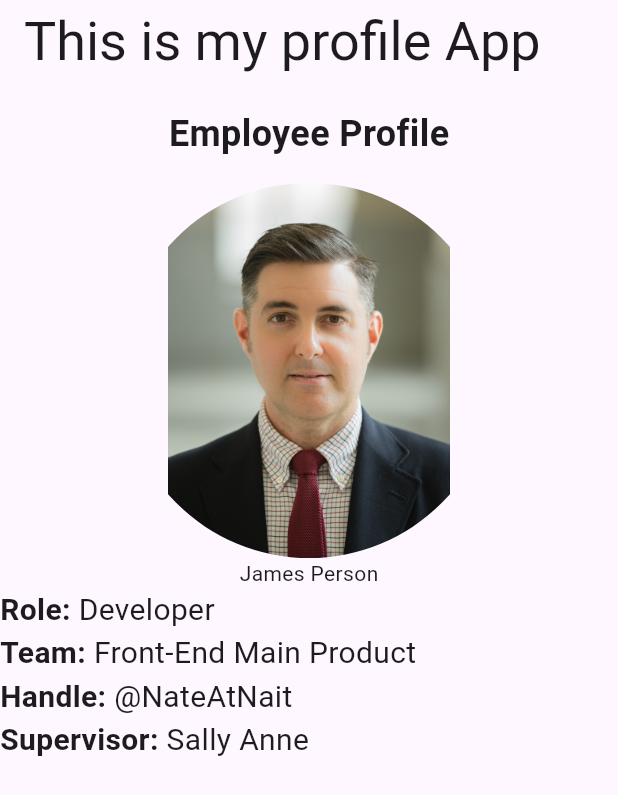
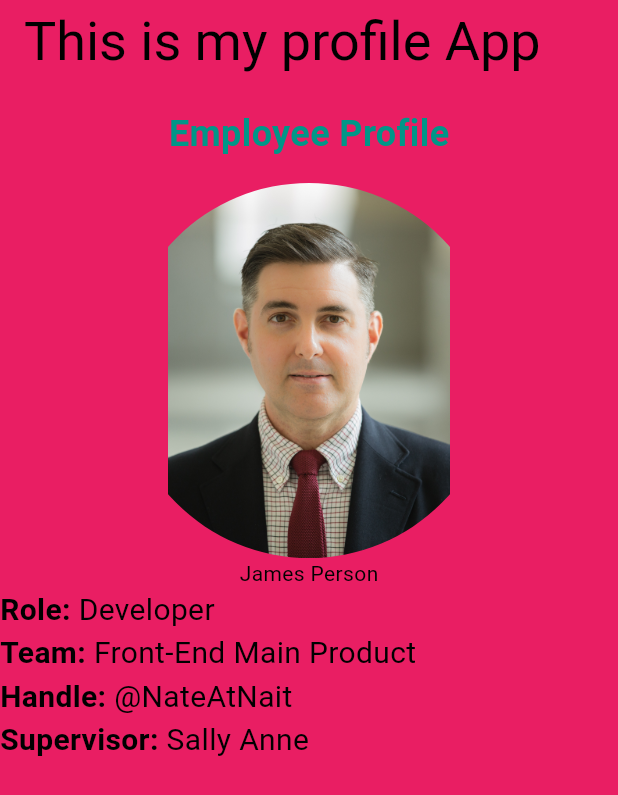
Before and after one commit to tmaurer-nait/dmit-2504-workbook, a Flutter app: the screen it shows after launch, on a phone screen of 412 x 824 dp. Shown: the top 795 px of the screen. Run offline on Flutter 3.47's test engine with Material 3 defaults, Android fonts, the light colour scheme and no system bars.

Commit message:
week 3 day 2 pt1

```diff
--- a/Week3/profile_app/lib/main.dart
+++ b/Week3/profile_app/lib/main.dart
@@ -14,7 +14,10 @@ class MyApp extends StatelessWidget {
     return MaterialApp(
       title: 'Flutter Demo',
       theme: ThemeData(
-        colorScheme: ColorScheme.fromSeed(seedColor: Colors.deepPurple),
+        colorScheme: ColorScheme.fromSwatch(
+            primarySwatch: Colors.teal,
+            backgroundColor: Colors.teal,
+            cardColor: Colors.pink),
         useMaterial3: true,
       ),
       home: const MyHomePage(),
@@ -64,11 +67,14 @@ class ProfileHeader extends StatelessWidget {
 
   @override
   Widget build(BuildContext context) {
-    return const Padding(
-        padding: EdgeInsets.all(16),
+    return Padding(
+        padding: const EdgeInsets.all(16),
         child: Text(
           "Employee Profile",
-          style: TextStyle(fontSize: 24, fontWeight: FontWeight.bold),
+          style: TextStyle(
+              fontSize: 24,
+              fontWeight: FontWeight.bold,
+              color: Theme.of(context).colorScheme.primary),
         ));
   }
 }
```
